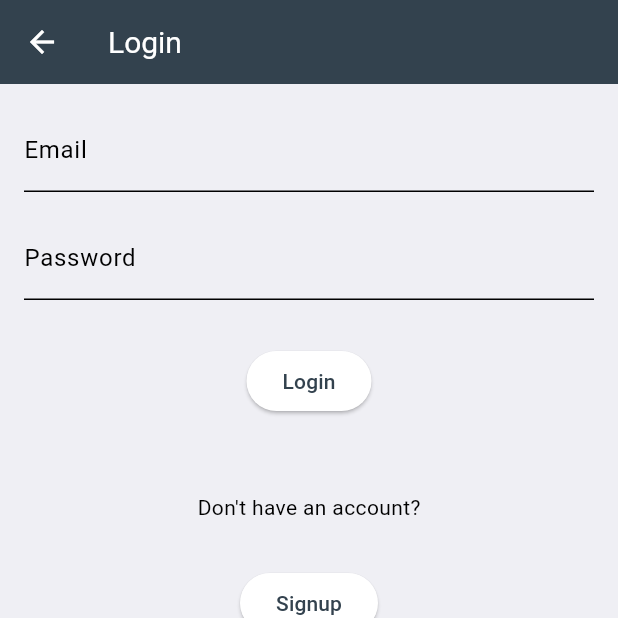
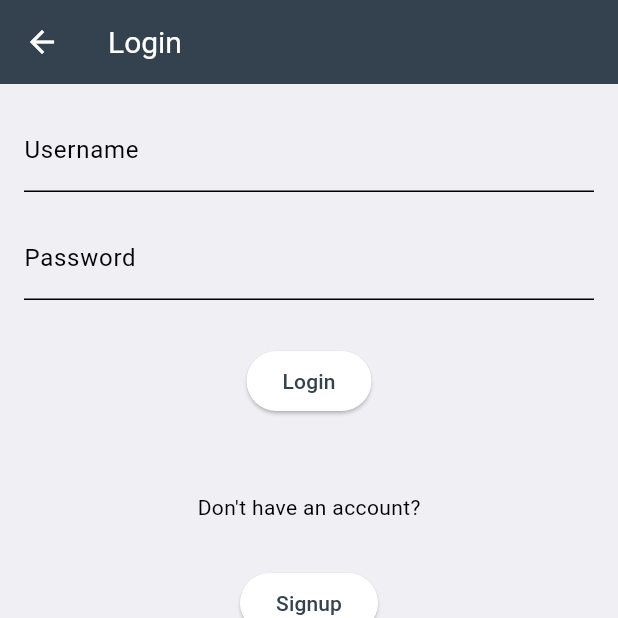
Before and after one commit to banghuazhao/swiftcomp-flutter, a Flutter app: the NewLoginPage screen opened directly, on a phone screen of 412 x 824 dp, the top half of it. Run offline on Flutter 3.47's test engine with Material 3 defaults, Android fonts, the light colour scheme and no system bars; our stand-ins replace auto_size_text, device_info, fl_chart, flutter_dotenv, flutter_markdown, flutter_progress_hud and 7 more; missing offline and left inert: amplify_auth_cognito, amplify_flutter, app_tracking_transparency, composite_calculator, flutter_math_fork, launch_review and 2 more; accounts and stored records are empty.

Commit message:
Create user repository and user usecase

```diff
--- a/data/lib/repositories/auth_repository.dart
+++ b/data/lib/repositories/auth_repository.dart
@@ -16,28 +16,29 @@ class AuthRepositoryImpl implements AuthRepository {
   AuthRepositoryImpl({required this.client, required this.authClient});
 
   @override
-  Future<User> signup(String email, String password) async {
+  Future<User> signup(String username, String email, String password) async {
     final url = Uri.parse('http://localhost:3000/api/users/');
     final response = await client.post(
       url,
       headers: {'Content-Type': 'application/json'},
-      body: jsonEncode({'email': email, 'password': password}),
+      body: jsonEncode(
+          {'username': username, 'email': email, 'password': password}),
     );
 
     if (response.statusCode == 200 || response.statusCode == 201) {
-      return User(email: email);
+      return User(username: username, email: email);
     } else {
       throw Exception('Failed to sign up. Status code: ${response.statusCode}');
     }
   }
 
   @override
-  Future<String> login(String email, String password) async {
+  Future<String> login(String username, String password) async {
     final url = Uri.parse('http://localhost:3000/api/auth/login');
     final response = await client.post(
       url,
       headers: {'Content-Type': 'application/json'},
-      body: jsonEncode({'email': email, 'password': password}),
+      body: jsonEncode({'username': username, 'password': password}),
     );
 
     if (response.statusCode == 200) {
--- a/domain/lib/entities/user.dart
+++ b/domain/lib/entities/user.dart
@@ -1,5 +1,16 @@
 class User {
+  final String username;
   final String email;
+  final String? name;
 
-  User({required this.email});
+  User({required this.username, required this.email, this.name});
+
+  // Factory constructor to create a User instance from JSON
+  factory User.fromJson(Map<String, dynamic> json) {
+    return User(
+      username: json['username'] ?? '',
+      email: json['email'] ?? '',
+      name: json['name'],
+    );
+  }
 }
--- a/domain/lib/repositories_abstract/auth_repository.dart
+++ b/domain/lib/repositories_abstract/auth_repository.dart
@@ -3,7 +3,7 @@
 import '../entities/user.dart';
 
 abstract class AuthRepository {
-  Future<User> signup(String email, String password);
-  Future<String> login(String email, String password);
+  Future<User> signup(String username, String email, String password);
+  Future<String> login(String username, String password);
   Future<void> logout();
 }
--- /dev/null
+++ b/domain/lib/repositories_abstract/user_repository.dart
@@ -0,0 +1,5 @@
+import '../entities/user.dart';
+
+abstract class UserRepository {
+  Future<User> fetchMe();
+}
--- a/domain/lib/usecases/auth_usecase.dart
+++ b/domain/lib/usecases/auth_usecase.dart
@@ -10,14 +10,12 @@ class AuthUseCase {
 
   AuthUseCase({required this.repository, required this.tokenProvider});
 
-  Future<User> signup(String email, String password) async {
-    // Add any business logic or validation here if needed
-    return await repository.signup(email, password);
+  Future<User> signup(String username, String email, String password) async {
+    return await repository.signup(username, email, password);
   }
 
-  Future<String> login(String email, String password) async {
-    // Add any business logic or validation here if needed
-    String accessToken = await repository.login(email, password);
+  Future<String> login(String username, String password) async {
+    String accessToken = await repository.login(username, password);
     await tokenProvider.saveToken(accessToken);
     return accessToken;
   }
--- /dev/null
+++ b/domain/lib/usecases/user_usercase.dart
@@ -0,0 +1,12 @@
+import '../entities/user.dart';
+import '../repositories_abstract/user_repository.dart';
+
+class UserUseCase {
+  final UserRepository repository;
+
+  UserUseCase({required this.repository});
+
+  Future<User> fetchMe() async {
+    return await repository.fetchMe();
+  }
+}
--- a/lib/presentation/more/viewModels/login_view_model.dart
+++ b/lib/presentation/more/viewModels/login_view_model.dart
@@ -14,13 +14,13 @@ class LoginViewModel extends ChangeNotifier {
   String? _errorMessage;
   String? get errorMessage => _errorMessage;
 
-  Future<String?> login(String email, String password) async {
+  Future<String?> login(String username, String password) async {
     _isLoading = true;
     _errorMessage = null;
     notifyListeners();
 
     try {
-      final accessToken = await authUseCase.login(email, password);
+      final accessToken = await authUseCase.login(username, password);
       return accessToken; // Successful login returns the access token
     } catch (e) {
       _errorMessage = 'Login failed: ${e.toString()}';
--- a/lib/presentation/more/viewModels/settings_view_model.dart
+++ b/lib/presentation/more/viewModels/settings_view_model.dart
@@ -5,6 +5,7 @@ import 'package:amplify_flutter/amplify_flutter.dart';
 import 'package:device_info/device_info.dart';
 import 'package:domain/entities/user.dart';
 import 'package:domain/usecases/auth_usecase.dart';
+import 'package:domain/usecases/user_usercase.dart';
 import 'package:flutter/foundation.dart';
 import 'package:flutter/material.dart';
 import 'package:fluttertoast/fluttertoast.dart';
@@ -16,6 +17,7 @@ import 'package:share/share.dart';
 
 class SettingsViewModel extends ChangeNotifier {
   final AuthUseCase authUseCase;
+  final UserUseCase userUserCase;
   final FeatureFlagProvider featureFlagProvider;
 
   bool isNewLoginEnabled = false;
@@ -30,7 +32,9 @@ class SettingsViewModel extends ChangeNotifier {
   DateTime _lastTapTime = DateTime.now();
 
   SettingsViewModel(
-      {required this.authUseCase, required this.featureFlagProvider}) {
+      {required this.authUseCase,
+      required this.userUserCase,
+      required this.featureFlagProvider}) {
     fetchAuthSession();
     initPackageInfo();
     fetchFeatureFlags();
@@ -63,7 +67,8 @@ class SettingsViewModel extends ChangeNotifier {
   }
 
   Future<void> fetchUser() async {
-    user = User(email: "email");
+    user = await userUserCase.fetchMe();
+    print(user);
     notifyListeners();
   }
 
--- a/lib/presentation/more/viewModels/signup_view_model.dart
+++ b/lib/presentation/more/viewModels/signup_view_model.dart
@@ -16,13 +16,13 @@ class SignupViewModel extends ChangeNotifier {
   String? _errorMessage;
   String? get errorMessage => _errorMessage;
 
-  Future<User?> signup(String email, String password) async {
+  Future<User?> signup(String username, String email, String password) async {
     _isLoading = true;
     _errorMessage = null;
     notifyListeners();
 
     try {
-      User user = await authUseCase.signup(email, password);
+      User user = await authUseCase.signup(username, email, password);
       return user;
     } catch (e) {
       _errorMessage = 'Signup failed: ${e.toString()}';
--- a/lib/presentation/more/views/login_page.dart
+++ b/lib/presentation/more/views/login_page.dart
@@ -15,14 +15,14 @@ class NewLoginPage extends StatefulWidget {
 
 class _LoginPageState extends State<NewLoginPage> {
   final _formKey = GlobalKey<FormState>();
-  String email = '';
+  String username = '';
   String password = '';
   bool isLoading = false;
-  final TextEditingController _emailController = TextEditingController();
+  final TextEditingController _usernameController = TextEditingController();
 
   void _login(LoginViewModel viewModel) async {
     if (_formKey.currentState!.validate()) {
-      final accessToken = await viewModel.login(email, password);
+      final accessToken = await viewModel.login(username, password);
 
       if (accessToken != null) {
         // Login successful
@@ -52,16 +52,14 @@ class _LoginPageState extends State<NewLoginPage> {
                     key: _formKey,
                     child: Column(
                       children: [
-                        // Email Field
+                        // Username Field
                         TextFormField(
-                          controller: _emailController,
-                          decoration: InputDecoration(labelText: 'Email'),
-                          onChanged: (value) => email = value.trim(),
+                          decoration: InputDecoration(labelText: 'Username'),
+                          onChanged: (value) => username = value.trim(),
                           validator: (value) {
-                            if (value == null || value.isEmpty)
-                              return 'Please enter your email';
-                            if (!RegExp(r'^[^@]+@[^@]+\.[^@]+').hasMatch(value))
-                              return 'Enter a valid email';
+                            if (value == null || value.isEmpty) {
+                              return 'Please enter a username';
+                            }
                             return null;
                           },
                         ),
@@ -107,10 +105,10 @@ class _LoginPageState extends State<NewLoginPage> {
     );
 
     if (result != null && result is User) {
-      print(result.email);
+      print(result.username);
       setState(() {
-        email = result.email;
-        _emailController.text = email;
+        username = result.username;
+        _usernameController.text = username;
       });
     }
   }
--- a/lib/presentation/more/views/settings_page.dart
+++ b/lib/presentation/more/views/settings_page.dart
@@ -39,7 +39,7 @@ class _SettingsPageState extends State<SettingsPage> {
                       title: "New Login",
                       leadingIcon: Icons.person_rounded,
                       onTap: () async {
-                        String result = await Navigator.push(
+                        String? result = await Navigator.push(
                             context,
                             MaterialPageRoute(
                                 builder: (context) => const NewLoginPage()));
@@ -52,11 +52,11 @@ class _SettingsPageState extends State<SettingsPage> {
                     ListTile(
                       leading: Icon(Icons.account_circle, size: 40),
                       title: Text(
-                        viewModel.user?.email ?? "",
+                        viewModel.user?.username ?? "",
                         style: TextStyle(
                             fontSize: 16, fontWeight: FontWeight.bold),
                       ),
-                      subtitle: Text("View Profile"),
+                      subtitle: Text(viewModel.user?.email ?? ""),
                       onTap: () {
                         // Optional: Navigate to Profile Page or Show Profile Options
                       },
--- a/lib/presentation/more/views/sigup_page.dart
+++ b/lib/presentation/more/views/sigup_page.dart
@@ -27,6 +27,7 @@ class SignupForm extends StatefulWidget {
 
 class _SignupFormState extends State<SignupForm> {
   final _formKey = GlobalKey<FormState>();
+  String username = '';
   String email = '';
   String password = '';
   String confirmPassword = '';
@@ -34,7 +35,7 @@ class _SignupFormState extends State<SignupForm> {
 
   void _signup(SignupViewModel viewModel) async {
     if (_formKey.currentState!.validate()) {
-      User? user = await viewModel.signup(email, password);
+      User? user = await viewModel.signup(username, email, password);
       if (user != null) {
         // Show success message
         ScaffoldMessenger.of(context).showSnackBar(
@@ -65,6 +66,18 @@ class _SignupFormState extends State<SignupForm> {
               key: _formKey,
               child: Column(
                 children: [
+                  // Username Field
+                  TextFormField(
+                    decoration: InputDecoration(labelText: 'Username'),
+                    onChanged: (value) => username = value.trim(),
+                    validator: (value) {
+                      if (value == null || value.isEmpty) {
+                        return 'Please enter a username';
+                      }
+                      return null;
+                    },
+                  ),
+                  SizedBox(height: 16.0),
                   // Email Field
                   TextFormField(
                     decoration: InputDecoration(labelText: 'Email'),
```
Also changed, not shown: data/lib/repositories/user_repository.dart (added, +30 -0 lines), lib/injection_container.dart (+8 -2 lines).
